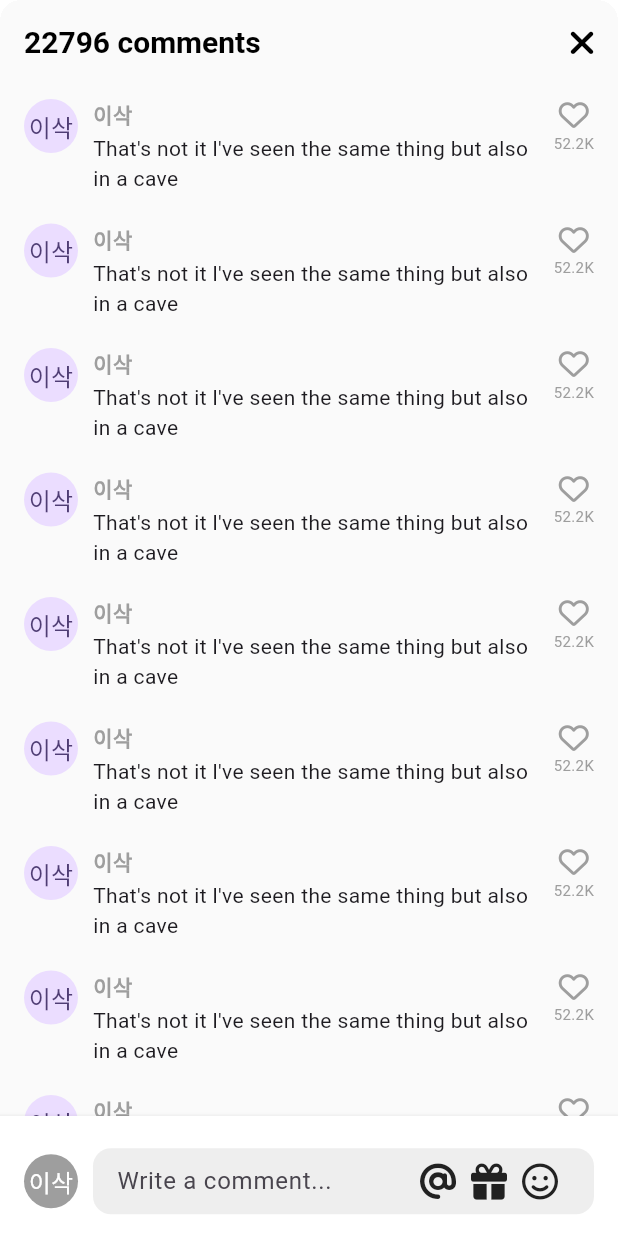
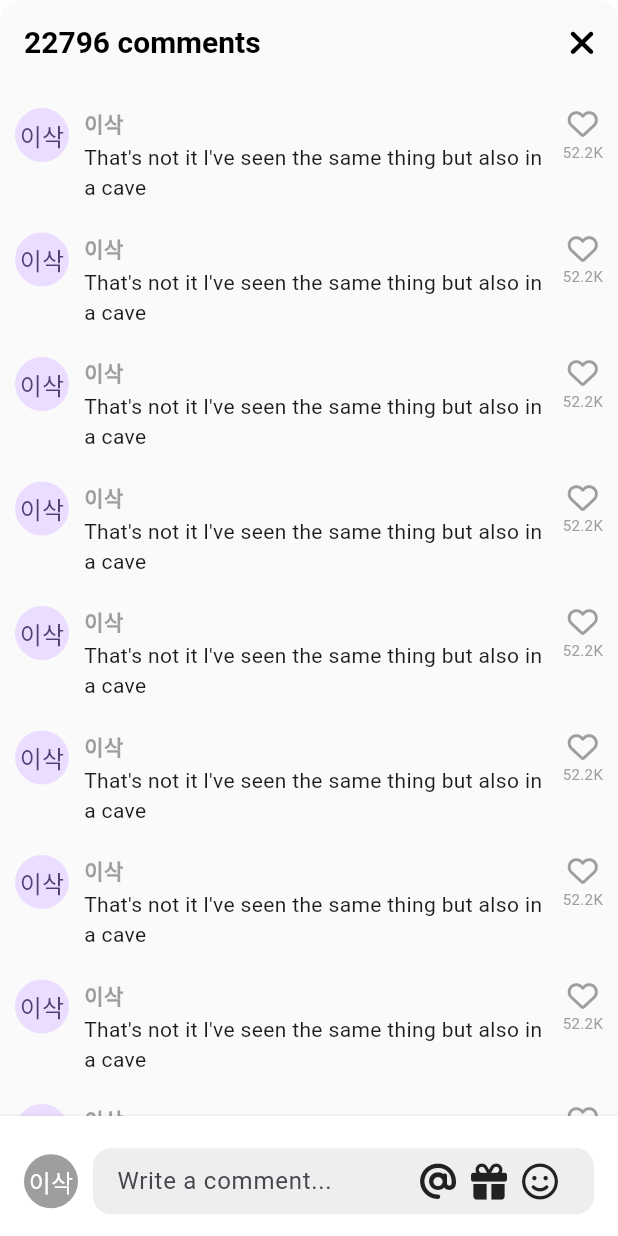
Before and after one commit to hwisaac/flutter_tiktok_clone, a Flutter app: the VideoComments screen opened directly, on a phone screen of 412 x 824 dp. Run offline on Flutter 3.47's test engine with Material 3 defaults, Android fonts, the phone set to English and light mode, and no system bars; our stand-ins replace font_awesome_flutter, video_player, visibility_detector; network calls fail.

Commit message:
comments section conclusions (fix minor bugs)

```diff
--- a/lib/features/videos/widgets/video_comments.dart
+++ b/lib/features/videos/widgets/video_comments.dart
@@ -12,6 +12,7 @@ class VideoComments extends StatefulWidget {
 
 class _VideoCommentsState extends State<VideoComments> {
   bool _isWriting = false;
+  final ScrollController _scrollController = ScrollController();
 
   void _onClosePressed() {
     Navigator.of(context).pop();
@@ -59,11 +60,15 @@ class _VideoCommentsState extends State<VideoComments> {
           onTap: _stopWriting,
           child: Stack(
             children: [
-              ListView.separated(
+              Scrollbar(
+                controller: _scrollController,
+                child: ListView.separated(
                   separatorBuilder: (context, index) => Gaps.v20,
-                padding: const EdgeInsets.symmetric(
-                  vertical: Sizes.size10,
-                  horizontal: Sizes.size16,
+                  padding: const EdgeInsets.only(
+                    left: Sizes.size10,
+                    right: Sizes.size10,
+                    top: Sizes.size16,
+                    bottom: Sizes.size96 + Sizes.size10,
                   ),
                   itemCount: 10,
                   itemBuilder: (context, index) => Row(
@@ -111,6 +116,7 @@ class _VideoCommentsState extends State<VideoComments> {
                         ],
                       ),
                     ],
+                  ),
                 ),
               ),
               Positioned(
```
Lines whose indentation alone changed are shown as unchanged.
